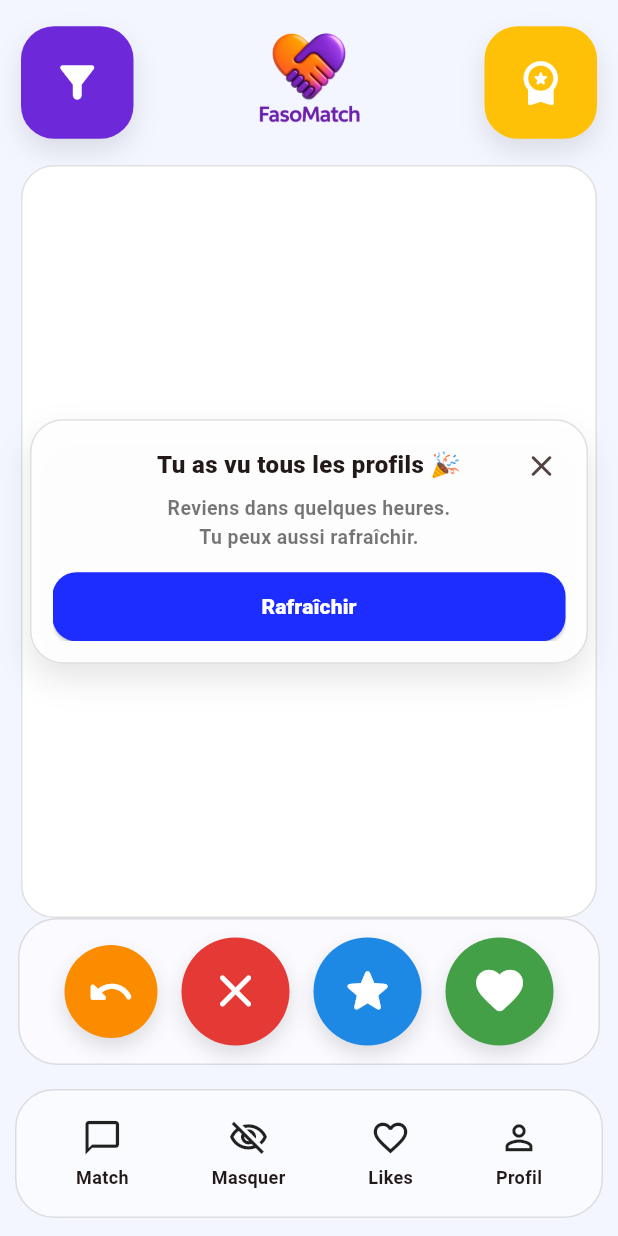
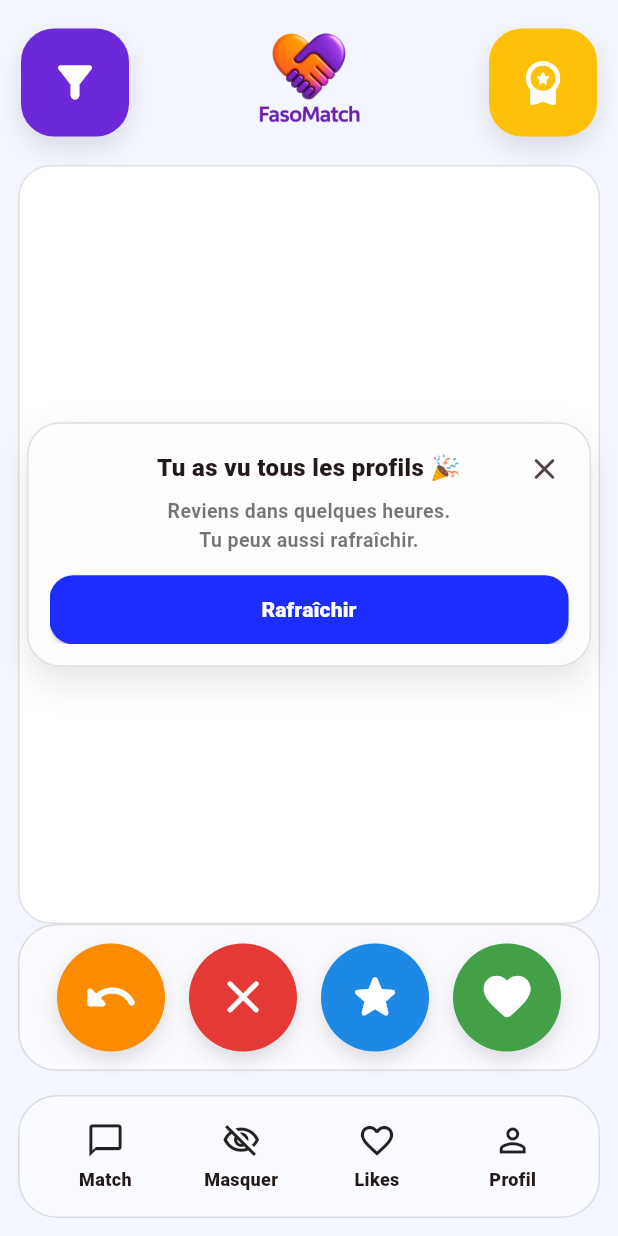
Before and after one commit to emnKABORE/fasomatch, a Flutter app: the SwipeScreen screen opened by its route, after a tap on the "close" icon, after a tap on the "star" icon, after a tap on the "favorite" icon, on a phone screen of 412 x 824 dp. Run offline on Flutter 3.47's test engine with Material 3 defaults, Android fonts, the light colour scheme and no system bars; our stand-ins replace image_picker, intl_phone_field, local_auth, supabase_flutter; accounts and stored records are empty; network calls fail.

Commit message:
UI refactor SwipeScreen + unified button sizing + Supabase RPC get_current_plan integration

```diff
--- a/lib/swipe/swipe_screen.dart
+++ b/lib/swipe/swipe_screen.dart
@@ -1,5 +1,6 @@
 import 'dart:ui';
 import 'package:flutter/material.dart';
+import 'package:supabase_flutter/supabase_flutter.dart';
 
 import '../match/matches_screen.dart';
 import '../likes/likes_received_screen.dart';
@@ -15,9 +16,18 @@ class SwipeScreen extends StatefulWidget {
 }
 
 class _SwipeScreenState extends State<SwipeScreen> {
+  final supabase = Supabase.instance.client;
+
   // ✅ Plus tard tu le récupères depuis Supabase (abonnements table)
   // Pour l’instant : "gratuit" / "premium" / "ultra"
   String currentPlan = "gratuit";
+
+  // ---- UI SIZES (STANDARD) ----
+  static const double kActionBtn = 72; // Like / Pass / Star / Rewind
+  static const double kTopBtn = 72; // Filtre / Premium
+  static const double kTopRadius = 22;
+  static const double kActionGap = 16;
+  static const double kCardMaxWidth = 420; // largeur max sur web
 
   // ---- FILTRES ----
   String? _cityFilter; // null = toutes
@@ -68,6 +78,29 @@ class _SwipeScreenState extends State<SwipeScreen> {
           u.age >= _ageRange.start.round() && u.age <= _ageRange.end.round();
       return okCity && okAge;
     }).toList();
+  }
+
+  @override
+  void initState() {
+    super.initState();
+    _loadPlan();
+  }
+
+  Future<void> _loadPlan() async {
+    try {
+      // ✅ demandé : rpc + print
+      final plan = await supabase.rpc('get_current_plan');
+      // ignore: avoid_print
+      print(plan);
+
+      // ✅ si la RPC renvoie "gratuit"/"premium"/"ultra"
+      if (plan is String && mounted) {
+        setState(() => currentPlan = plan);
+      }
+    } catch (e) {
+      // ignore: avoid_print
+      print("Erreur get_current_plan: $e");
+    }
   }
 
   void _openFilterSheet() {
@@ -203,7 +236,6 @@ class _SwipeScreenState extends State<SwipeScreen> {
       MaterialPageRoute(
         builder: (_) => SubscriptionScreen(
           currentPlan: currentPlan,
-          // ✅ callback si tu veux simuler un upgrade
           onPlanSelected: (p) => setState(() => currentPlan = p),
         ),
       ),
@@ -247,9 +279,7 @@ class _SwipeScreenState extends State<SwipeScreen> {
 
     // ✅ si overlay actif => zone blanche
     final _UserCardData? current =
-    (_showNoMoreOverlay || users.isEmpty)
-        ? null
-        : users[_index.clamp(0, users.length - 1)];
+    (_showNoMoreOverlay || users.isEmpty) ? null : users[_index.clamp(0, users.length - 1)];
 
     return Scaffold(
       backgroundColor: const Color(0xFFF3F5FF),
@@ -261,18 +291,16 @@ class _SwipeScreenState extends State<SwipeScreen> {
               padding: const EdgeInsets.fromLTRB(14, 10, 14, 10),
               child: Row(
                 children: [
-                  // ✅ Filtre 75x75
                   _topIconButton(
                     icon: Icons.filter_alt_rounded,
                     bg: const Color(0xFF6D28D9),
                     onTap: _openFilterSheet,
-                    size: 75,
+                    size: kTopBtn,
                     iconSize: 34,
-                    radius: 22,
+                    radius: kTopRadius,
                   ),
                   const Spacer(),
 
-                  // ✅ Logo plus visible
                   Image.asset(
                     "assets/images/logo.png",
                     width: 130,
@@ -282,14 +310,13 @@ class _SwipeScreenState extends State<SwipeScreen> {
 
                   const Spacer(),
 
-                  // ✅ Abonnement 75x75
                   _topIconButton(
                     icon: Icons.workspace_premium_rounded,
                     bg: const Color(0xFFFFC107),
                     onTap: _goSubscription,
-                    size: 75,
+                    size: kTopBtn,
                     iconSize: 34,
-                    radius: 22,
+                    radius: kTopRadius,
                   ),
                 ],
               ),
@@ -299,15 +326,14 @@ class _SwipeScreenState extends State<SwipeScreen> {
             Expanded(
               child: Center(
                 child: ConstrainedBox(
-                  constraints: const BoxConstraints(maxWidth: 420),
+                  constraints: const BoxConstraints(maxWidth: kCardMaxWidth),
                   child: Padding(
-                    padding: const EdgeInsets.symmetric(horizontal: 14),
+                    padding: const EdgeInsets.symmetric(horizontal: 12),
                     child: Stack(
                       children: [
                         _ProfileCard(
                           user: current,
-                          emptyText:
-                          "Aucun profil pour le moment.\nReviens plus tard 🙂",
+                          emptyText: "Aucun profil pour le moment.\nReviens plus tard 🙂",
                           forceWhiteEmpty: _showNoMoreOverlay,
                         ),
 
@@ -326,8 +352,7 @@ class _SwipeScreenState extends State<SwipeScreen> {
                             child: Align(
                               alignment: Alignment.center,
                               child: _NoMoreProfilesOverlay(
-                                onClose: () =>
-                                    setState(() => _showNoMoreOverlay = false),
+                                onClose: () => setState(() => _showNoMoreOverlay = false),
                                 onRefresh: _refreshProfiles,
                               ),
                             ),
@@ -343,8 +368,7 @@ class _SwipeScreenState extends State<SwipeScreen> {
             Padding(
               padding: const EdgeInsets.fromLTRB(12, 0, 12, 10),
               child: Container(
-                padding:
-                const EdgeInsets.symmetric(horizontal: 14, vertical: 12),
+                padding: const EdgeInsets.symmetric(horizontal: 14, vertical: 12),
                 decoration: BoxDecoration(
                   color: Colors.white.withOpacity(0.55),
                   borderRadius: BorderRadius.circular(26),
@@ -357,28 +381,28 @@ class _SwipeScreenState extends State<SwipeScreen> {
                       icon: Icons.undo_rounded,
                       bg: const Color(0xFFFB8C00),
                       onTap: _actionRewind,
-                      size: 62,
+                      size: kActionBtn,
                     ),
-                    const SizedBox(width: 16),
+                    const SizedBox(width: kActionGap),
                     _roundAction(
                       icon: Icons.close_rounded,
                       bg: const Color(0xFFE53935),
                       onTap: _actionPass,
-                      size: 72, // ✅ agrandi
+                      size: kActionBtn,
                     ),
-                    const SizedBox(width: 16),
+                    const SizedBox(width: kActionGap),
                     _roundAction(
                       icon: Icons.star_rounded,
                       bg: const Color(0xFF1E88E5),
                       onTap: _actionSuperLike,
-                      size: 72, // ✅ agrandi
+                      size: kActionBtn,
                     ),
-                    const SizedBox(width: 16),
+                    const SizedBox(width: kActionGap),
                     _roundAction(
                       icon: Icons.favorite_rounded,
                       bg: const Color(0xFF43A047),
                       onTap: _actionLike,
-                      size: 72, // ✅ agrandi
+                      size: kActionBtn,
                     ),
                   ],
                 ),
@@ -387,10 +411,9 @@ class _SwipeScreenState extends State<SwipeScreen> {
 
             // --- BOTTOM NAV GROUP (rect translucide) ---
             Padding(
-              padding: const EdgeInsets.fromLTRB(10, 6, 10, 12),
+              padding: const EdgeInsets.fromLTRB(12, 6, 12, 12),
               child: Container(
-                padding:
-                const EdgeInsets.symmetric(horizontal: 12, vertical: 12),
+                padding: const EdgeInsets.symmetric(horizontal: 12, vertical: 12),
                 decoration: BoxDecoration(
                   color: Colors.white.withOpacity(0.60),
                   borderRadius: BorderRadius.circular(26),
@@ -405,9 +428,7 @@ class _SwipeScreenState extends State<SwipeScreen> {
                       onTap: () {
                         Navigator.push(
                           context,
-                          MaterialPageRoute(
-                            builder: (_) => const MatchesScreen(),
-                          ),
+                          MaterialPageRoute(builder: (_) => const MatchesScreen()),
                         );
                       },
                     ),
@@ -653,8 +674,7 @@ class _ProfileCard extends StatelessWidget {
               top: 12,
               left: 12,
               child: Container(
-                padding:
-                const EdgeInsets.symmetric(horizontal: 10, vertical: 6),
+                padding: const EdgeInsets.symmetric(horizontal: 10, vertical: 6),
                 decoration: BoxDecoration(
                   color: Colors.black.withOpacity(0.55),
                   borderRadius: BorderRadius.circular(14),
@@ -663,12 +683,8 @@ class _ProfileCard extends StatelessWidget {
                   mainAxisSize: MainAxisSize.min,
                   children: [
                     Icon(
-                      user!.isVerified
-                          ? Icons.verified_rounded
-                          : Icons.info_outline,
-                      color: user!.isVerified
-                          ? const Color(0xFF00E676)
-                          : Colors.white,
+                      user!.isVerified ? Icons.verified_rounded : Icons.info_outline,
+                      color: user!.isVerified ? const Color(0xFF00E676) : Colors.white,
                       size: 18,
                     ),
                     const SizedBox(width: 6),
@@ -779,20 +795,24 @@ Widget _navIcon({
   required IconData icon,
   required String label,
   required VoidCallback onTap,
+  double width = 78,
+  double height = 56,
 }) {
   return InkWell(
-    borderRadius: BorderRadius.circular(14),
+    borderRadius: BorderRadius.circular(16),
     onTap: onTap,
-    child: Padding(
-      padding: const EdgeInsets.symmetric(horizontal: 10, vertical: 6),
+    child: SizedBox(
+      width: width,
+      height: height,
       child: Column(
-        mainAxisSize: MainAxisSize.min,
+        mainAxisAlignment: MainAxisAlignment.center,
         children: [
-          Icon(icon, size: 27, color: Colors.black87),
+          Icon(icon, size: 26, color: Colors.black87),
           const SizedBox(height: 4),
-          Text(label,
-              style:
-              const TextStyle(fontSize: 12, fontWeight: FontWeight.w700)),
+          Text(
+            label,
+            style: const TextStyle(fontSize: 12, fontWeight: FontWeight.w800),
+          ),
         ],
       ),
     ),
```
